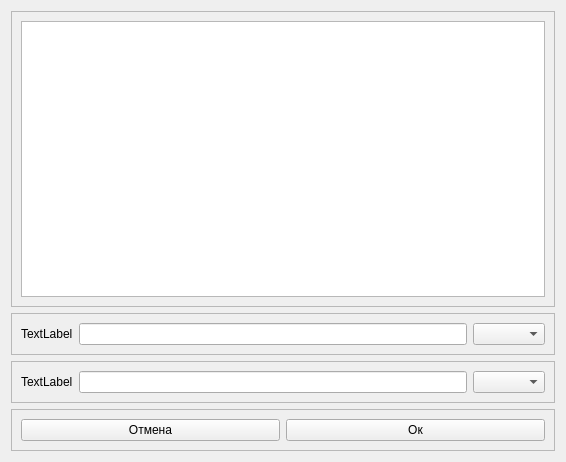
First picture: the form in lipvectorstyleform.ui, repository Doggerr111/GIS, before the edit.
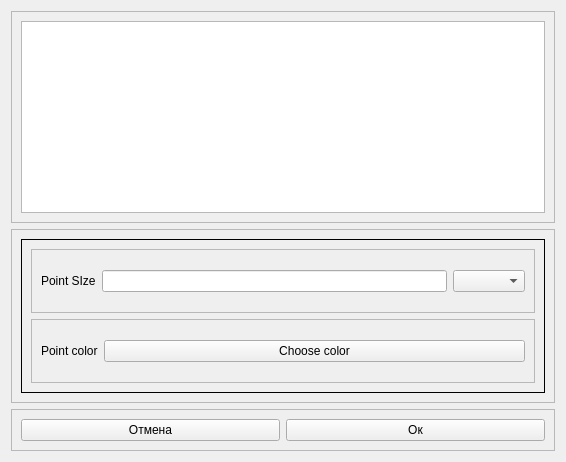
Second picture: the form after the edit.

```diff
--- a/lipvectorstyleform.ui
+++ b/lipvectorstyleform.ui
@@ -37,23 +37,19 @@
      <property name="frameShadow">
       <enum>QFrame::Raised</enum>
      </property>
-     <layout class="QHBoxLayout" name="horizontalLayout_2">
+     <layout class="QVBoxLayout" name="verticalLayout_2">
       <item>
-       <widget class="QLabel" name="label">
-        <property name="text">
-         <string>TextLabel</string>
+       <widget class="QStackedWidget" name="stackedWidget">
+        <property name="styleSheet">
+         <string notr="true">QStackedWidget{
+	border:1px solid
+}</string>
         </property>
-       </widget>
-      </item>
-      <item>
-       <widget class="QLineEdit" name="lineEdit"/>
-      </item>
-      <item>
-       <widget class="QComboBox" name="comboBox"/>
-      </item>
-     </layout>
-    </widget>
-   </item>
+        <property name="currentIndex">
+         <number>0</number>
+        </property>
+        <widget class="QWidget" name="page">
+         <layout class="QVBoxLayout" name="verticalLayout_3">
    <item>
     <widget class="QFrame" name="frame_3">
      <property name="frameShape">
@@ -64,17 +60,57 @@
      </property>
      <layout class="QHBoxLayout" name="horizontalLayout_3">
       <item>
+              <widget class="QLabel" name="label">
+               <property name="text">
+                <string>Point SIze</string>
+               </property>
+              </widget>
+             </item>
+             <item>
+              <widget class="QLineEdit" name="lineEditPointSize"/>
+             </item>
+             <item>
+              <widget class="QComboBox" name="comboBoxPointSizeUnit"/>
+             </item>
+            </layout>
+           </widget>
+          </item>
+          <item>
+           <widget class="QFrame" name="frame_5">
+            <property name="frameShape">
+             <enum>QFrame::StyledPanel</enum>
+            </property>
+            <property name="frameShadow">
+             <enum>QFrame::Raised</enum>
+            </property>
+            <layout class="QHBoxLayout" name="horizontalLayout_2">
+             <item>
        <widget class="QLabel" name="label_2">
+               <property name="sizePolicy">
+                <sizepolicy hsizetype="Maximum" vsizetype="Preferred">
+                 <horstretch>0</horstretch>
+                 <verstretch>0</verstretch>
+                </sizepolicy>
+               </property>
         <property name="text">
-         <string>TextLabel</string>
+                <string>Point color</string>
         </property>
        </widget>
       </item>
       <item>
-       <widget class="QLineEdit" name="lineEdit_2"/>
-      </item>
-      <item>
-       <widget class="QComboBox" name="comboBox_2"/>
+              <widget class="QPushButton" name="pushButtonPointColor">
+               <property name="text">
+                <string>Choose color</string>
+               </property>
+              </widget>
+             </item>
+            </layout>
+           </widget>
+          </item>
+         </layout>
+        </widget>
+        <widget class="QWidget" name="page_2"/>
+       </widget>
       </item>
      </layout>
     </widget>
```
Lines whose indentation alone changed are shown as unchanged.
